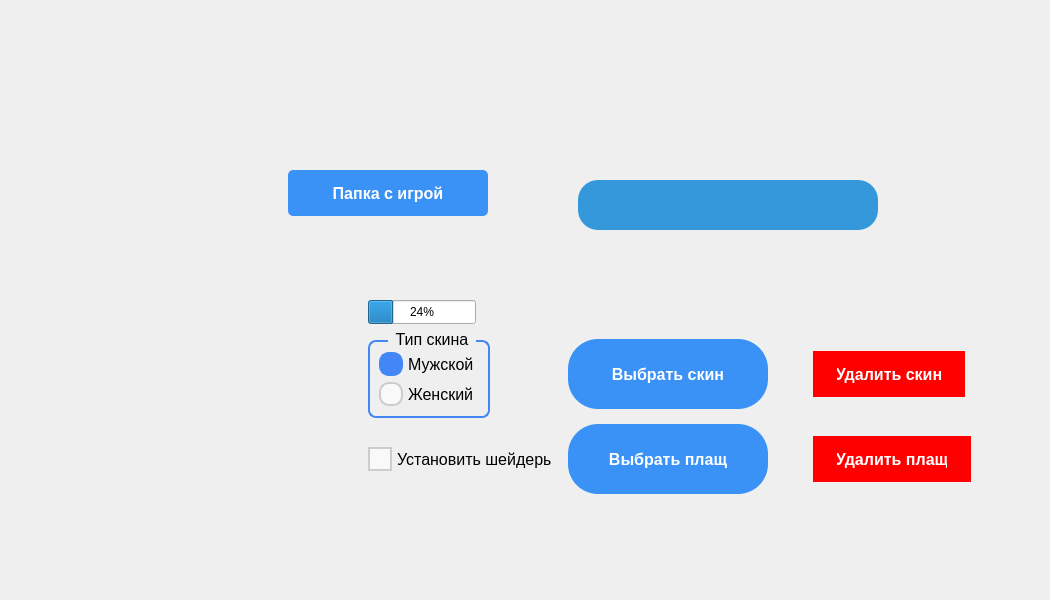
izharus/tfc_halloween_launcher, file src/launcher/design/design.ui: the form before one commit.
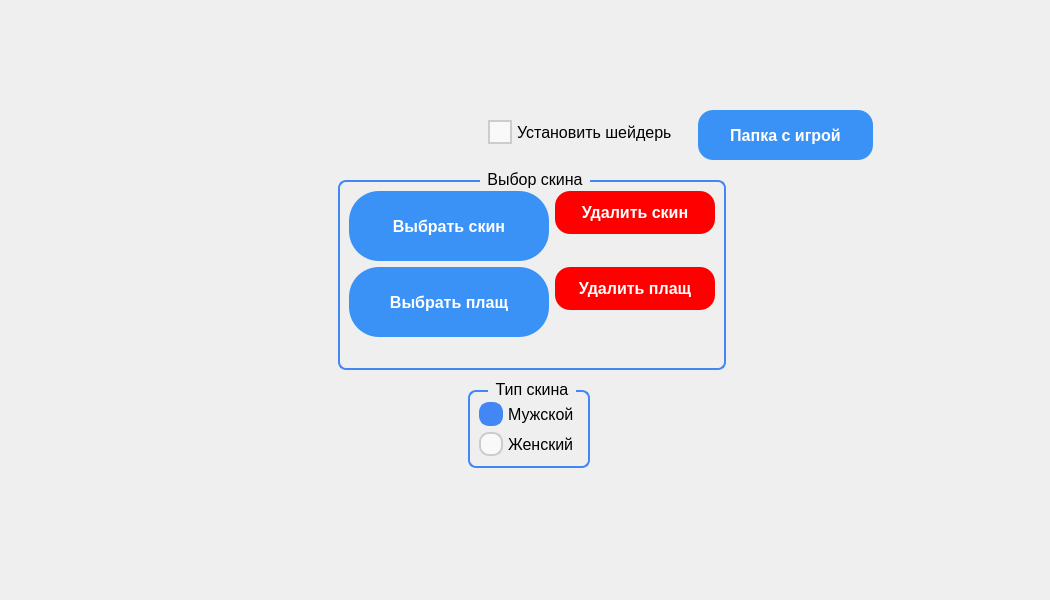
The form after the commit. The open tabs and pages were chosen to show the change. Icons and pictures are not drawn.

```diff
--- a/src/launcher/design/design.ui
+++ b/src/launcher/design/design.ui
@@ -813,96 +813,11 @@
              </widget>
             </widget>
             <widget class="QWidget" name="launcher_settings_page">
-             <widget class="QPushButton" name="pushButton_delete_skin">
-              <property name="geometry">
-               <rect>
-                <x>745</x>
-                <y>261</y>
-                <width>152</width>
-                <height>46</height>
-               </rect>
-              </property>
-              <property name="styleSheet">
-               <string notr="true">QPushButton {
-  background-color: #FF0000; /* Red color */
-  border: none;
-  border-radius: 30px;
-  padding: 12px 24px;
-  color: #FFFFFF;
-  font-weight: bold;
-  text-align: center;
-  text-decoration: none;
-  font-size: 16px;
-}
-
-QPushButton:hover {
-  background-color: #CC0000; /* Darker red on hover */
-}
-
-QPushButton:pressed {
-  background-color: #990000; /* Even darker red when pressed */
-  border: 1px solid #660000; /* Dark border when pressed */
-}
-</string>
-              </property>
-              <property name="text">
-               <string>Удалить скин</string>
-              </property>
-             </widget>
-             <widget class="QPushButton" name="pushButton_delete_cape">
-              <property name="geometry">
-               <rect>
-                <x>745</x>
-                <y>346</y>
-                <width>158</width>
-                <height>46</height>
-               </rect>
-              </property>
-              <property name="styleSheet">
-               <string notr="true">QPushButton {
-  background-color: #FF0000; /* Red color */
-  border: none;
-  border-radius: 30px;
-  padding: 12px 24px;
-  color: #FFFFFF;
-  font-weight: bold;
-  text-align: center;
-  text-decoration: none;
-  font-size: 16px;
-}
-
-QPushButton:hover {
-  background-color: #CC0000; /* Darker red on hover */
-}
-
-QPushButton:pressed {
-  background-color: #990000; /* Even darker red when pressed */
-  border: 1px solid #660000; /* Dark border when pressed */
-}
-</string>
-              </property>
-              <property name="text">
-               <string>Удалить плащ</string>
-              </property>
-             </widget>
-             <widget class="QProgressBar" name="progressBar">
-              <property name="geometry">
-               <rect>
-                <x>300</x>
-                <y>210</y>
-                <width>108</width>
-                <height>24</height>
-               </rect>
-              </property>
-              <property name="value">
-               <number>24</number>
-              </property>
-             </widget>
              <widget class="QGroupBox" name="groupBox">
               <property name="geometry">
                <rect>
-                <x>300</x>
-                <y>240</y>
+                <x>400</x>
+                <y>290</y>
                 <width>122</width>
                 <height>88</height>
                </rect>
@@ -1039,103 +954,11 @@
                </item>
               </layout>
              </widget>
-             <widget class="QPushButton" name="pushButton_choose_cape">
-              <property name="geometry">
-               <rect>
-                <x>500</x>
-                <y>334</y>
-                <width>200</width>
-                <height>70</height>
-               </rect>
-              </property>
-              <property name="minimumSize">
-               <size>
-                <width>200</width>
-                <height>70</height>
-               </size>
-              </property>
-              <property name="styleSheet">
-               <string notr="true">QPushButton {
-  background-color: #3A92F7;
-  border: none;
-  border-radius: 30px;
-  padding: 12px 24px;
-  color: #FFFFFF;
-  font-weight: bold;
-  text-align: center;
-  text-decoration: none;
-  font-size: 16px;
-}
-
-QPushButton:hover {
-  background-color: #303EF7;
-}
-
-
-QPushButton:pressed {
-  background-color: #1000F7;
-  border: 1px solid #00274D;
-}
-</string>
-              </property>
-              <property name="text">
-               <string>Выбрать плащ</string>
-              </property>
-             </widget>
-             <widget class="QPushButton" name="pushButton_choose_skin">
-              <property name="geometry">
-               <rect>
-                <x>500</x>
-                <y>249</y>
-                <width>200</width>
-                <height>70</height>
-               </rect>
-              </property>
-              <property name="minimumSize">
-               <size>
-                <width>200</width>
-                <height>70</height>
-               </size>
-              </property>
-              <property name="maximumSize">
-               <size>
-                <width>16777215</width>
-                <height>70</height>
-               </size>
-              </property>
-              <property name="styleSheet">
-               <string notr="true">QPushButton {
-  background-color: #3A92F7;
-  border: none;
-  border-radius: 30px;
-  padding: 12px 24px;
-  color: #FFFFFF;
-  font-weight: bold;
-  text-align: center;
-  text-decoration: none;
-  font-size: 16px;
-}
-
-QPushButton:hover {
-  background-color: #303EF7;
-}
-
-
-QPushButton:pressed {
-  background-color: #1000F7;
-  border: 1px solid #00274D;
-}
-</string>
-              </property>
-              <property name="text">
-               <string>Выбрать скин</string>
-              </property>
-             </widget>
              <widget class="QCheckBox" name="checkBox_is_install_shaders">
               <property name="geometry">
                <rect>
-                <x>300</x>
-                <y>357</y>
+                <x>420</x>
+                <y>30</y>
                 <width>184</width>
                 <height>24</height>
                </rect>
@@ -1187,105 +1010,10 @@
                <string>Установить шейдеры</string>
               </property>
              </widget>
-             <widget class="QWidget" name="widget_2" native="true">
-              <property name="geometry">
-               <rect>
-                <x>70</x>
-                <y>30</y>
-                <width>168</width>
-                <height>240</height>
-               </rect>
-              </property>
-              <layout class="QVBoxLayout" name="verticalLayout_4"/>
-             </widget>
-             <widget class="QLabel" name="label_information_text">
-              <property name="geometry">
-               <rect>
-                <x>510</x>
-                <y>90</y>
-                <width>300</width>
-                <height>50</height>
-               </rect>
-              </property>
-              <property name="maximumSize">
-               <size>
-                <width>300</width>
-                <height>50</height>
-               </size>
-              </property>
-              <property name="layoutDirection">
-               <enum>Qt::LayoutDirection::LeftToRight</enum>
-              </property>
-              <property name="styleSheet">
-               <string notr="true">            background-color: #3498db;
-            color: #ecf0f1;
-            padding: 15px;
-            font-size: 18px;
-            border-radius: 20px;</string>
-              </property>
-              <property name="text">
-               <string/>
-              </property>
-              <property name="scaledContents">
-               <bool>true</bool>
-              </property>
-              <property name="alignment">
-               <set>Qt::AlignmentFlag::AlignCenter</set>
-              </property>
-             </widget>
-             <widget class="QPushButton" name="pushButton_minecraft_dir_disable_long_tern_save">
-              <property name="geometry">
-               <rect>
-                <x>220</x>
-                <y>80</y>
-                <width>200</width>
-                <height>46</height>
-               </rect>
-              </property>
-              <property name="minimumSize">
-               <size>
-                <width>200</width>
-                <height>0</height>
-               </size>
-              </property>
-              <property name="maximumSize">
-               <size>
-                <width>200</width>
-                <height>16777215</height>
-               </size>
-              </property>
-              <property name="styleSheet">
-               <string notr="true">QPushButton {
-  background-color: #3A92F7;
-  border: none;
-  border-radius: 5px;
-  padding: 12px 24px;
-  color: #FFFFFF;
-  font-weight: bold;
-  text-align: center;
-  text-decoration: none;
-  font-size: 16px;
-}
-
-QPushButton:hover {
-  background-color: #303EF7;
-}
-
-
-QPushButton:pressed {
-  background-color: #1000F7;
-  border: 1px solid #00274D;
-}
-</string>
-              </property>
-              <property name="text">
-               <string>Папка с игрой</string>
-              </property>
-             </widget>
              <widget class="QPushButton" name="pushButton_back_arrow">
               <property name="geometry">
                <rect>
-                <x>0</x>
+                <x>820</x>
                 <y>10</y>
                 <width>64</width>
                 <height>64</height>
@@ -1329,6 +1057,261 @@
                <string/>
               </property>
              </widget>
+             <widget class="QGroupBox" name="groupBox_skin_cape">
+              <property name="geometry">
+               <rect>
+                <x>270</x>
+                <y>80</y>
+                <width>388</width>
+                <height>200</height>
+               </rect>
+              </property>
+              <property name="minimumSize">
+               <size>
+                <width>200</width>
+                <height>200</height>
+               </size>
+              </property>
+              <property name="styleSheet">
+               <string notr="true">/* Custom Style QGroupBox */
+QGroupBox {
+  font-size: 16px;
+  border: 2px solid #4287f5; /* Border color for the group box */
+  border-radius: 8px; /* Border radius for rounded corners */
+  margin-top: 10px; /* Adjust margin as needed */
+}
+
+QGroupBox::title {
+  subcontrol-origin: margin;
+  subcontrol-position: top center;
+  padding: 0 5px; /* Padding for the title text */
+}
+
+/* Apply the style for the child QRadioButton inside the QGroupBox */
+QGroupBox QRadioButton::indicator {
+  width: 20px;
+  height: 20px;
+  border-radius: 10px; /* Make the indicator circular */
+}
+
+QGroupBox QRadioButton::indicator:unchecked {
+  border: 2px solid #ccc;
+  background-color: #f9f9f9;
+}
+
+QGroupBox QRadioButton::indicator:checked {
+  border: 2px solid #4287f5;
+  background-color: #4287f5;
+}
+
+QGroupBox QRadioButton::indicator:hover {
+  border: 2px solid #999;
+}
+
+QGroupBox QRadioButton::indicator:checked:hover {
+  background-color: #3264ad;
+}
+</string>
+              </property>
+              <property name="title">
+               <string>Выбор скина</string>
+              </property>
+              <layout class="QVBoxLayout" name="verticalLayout_5">
+               <item>
+                <layout class="QFormLayout" name="formLayout">
+                 <item row="0" column="0">
+                  <widget class="QPushButton" name="pushButton_choose_skin">
+                   <property name="minimumSize">
+                    <size>
+                     <width>200</width>
+                     <height>70</height>
+                    </size>
+                   </property>
+                   <property name="maximumSize">
+                    <size>
+                     <width>16777215</width>
+                     <height>70</height>
+                    </size>
+                   </property>
+                   <property name="styleSheet">
+                    <string notr="true">QPushButton {
+  background-color: #3A92F7;
+  border: none;
+  border-radius: 30px;
+  padding: 12px 24px;
+  color: #FFFFFF;
+  font-weight: bold;
+  text-align: center;
+  text-decoration: none;
+  font-size: 16px;
+}
+
+QPushButton:hover {
+  background-color: #303EF7;
+}
+
+
+QPushButton:pressed {
+  background-color: #1000F7;
+  border: 1px solid #00274D;
+}
+</string>
+                   </property>
+                   <property name="text">
+                    <string>Выбрать скин</string>
+                   </property>
+                  </widget>
+                 </item>
+                 <item row="0" column="1">
+                  <widget class="QPushButton" name="pushButton_delete_skin">
+                   <property name="styleSheet">
+                    <string notr="true">QPushButton {
+  background-color: #FF0000; /* Red color */
+  border: none;
+  border-radius: 15px;
+  padding: 12px 24px;
+  color: #FFFFFF;
+  font-weight: bold;
+  text-align: center;
+  text-decoration: none;
+  font-size: 16px;
+}
+
+QPushButton:hover {
+  background-color: #CC0000; /* Darker red on hover */
+}
+
+QPushButton:pressed {
+  background-color: #990000; /* Even darker red when pressed */
+  border: 1px solid #660000; /* Dark border when pressed */
+}
+</string>
+                   </property>
+                   <property name="text">
+                    <string>Удалить скин</string>
+                   </property>
+                  </widget>
+                 </item>
+                 <item row="1" column="0">
+                  <widget class="QPushButton" name="pushButton_choose_cape">
+                   <property name="minimumSize">
+                    <size>
+                     <width>200</width>
+                     <height>70</height>
+                    </size>
+                   </property>
+                   <property name="styleSheet">
+                    <string notr="true">QPushButton {
+  background-color: #3A92F7;
+  border: none;
+  border-radius: 30px;
+  padding: 12px 24px;
+  color: #FFFFFF;
+  font-weight: bold;
+  text-align: center;
+  text-decoration: none;
+  font-size: 16px;
+}
+
+QPushButton:hover {
+  background-color: #303EF7;
+}
+
+
+QPushButton:pressed {
+  background-color: #1000F7;
+  border: 1px solid #00274D;
+}
+</string>
+                   </property>
+                   <property name="text">
+                    <string>Выбрать плащ</string>
+                   </property>
+                  </widget>
+                 </item>
+                 <item row="1" column="1">
+                  <widget class="QPushButton" name="pushButton_delete_cape">
+                   <property name="styleSheet">
+                    <string notr="true">QPushButton {
+  background-color: #FF0000; /* Red color */
+  border: none;
+  border-radius: 15px;
+  padding: 12px 24px;
+  color: #FFFFFF;
+  font-weight: bold;
+  text-align: center;
+  text-decoration: none;
+  font-size: 16px;
+}
+
+QPushButton:hover {
+  background-color: #CC0000; /* Darker red on hover */
+}
+
+QPushButton:pressed {
+  background-color: #990000; /* Even darker red when pressed */
+  border: 1px solid #660000; /* Dark border when pressed */
+}
+</string>
+                   </property>
+                   <property name="text">
+                    <string>Удалить плащ</string>
+                   </property>
+                  </widget>
+                 </item>
+                </layout>
+               </item>
+              </layout>
+             </widget>
+             <widget class="QPushButton" name="pushButton_minecraft_dir_disable_long_tern_save">
+              <property name="geometry">
+               <rect>
+                <x>630</x>
+                <y>20</y>
+                <width>175</width>
+                <height>50</height>
+               </rect>
+              </property>
+              <property name="minimumSize">
+               <size>
+                <width>175</width>
+                <height>50</height>
+               </size>
+              </property>
+              <property name="maximumSize">
+               <size>
+                <width>150</width>
+                <height>50</height>
+               </size>
+              </property>
+              <property name="styleSheet">
+               <string notr="true">QPushButton {
+  background-color: #3A92F7;
+  border: none;
+  border-radius: 15px;
+  padding: 12px 24px;
+  color: #FFFFFF;
+  font-weight: bold;
+  text-align: center;
+  text-decoration: none;
+  font-size: 16px;
+}
+
+QPushButton:hover {
+  background-color: #303EF7;
+}
+
+
+QPushButton:pressed {
+  background-color: #1000F7;
+  border: 1px solid #00274D;
+}
+</string>
+              </property>
+              <property name="text">
+               <string>Папка с игрой</string>
+              </property>
+             </widget>
             </widget>
            </widget>
           </item>
```
